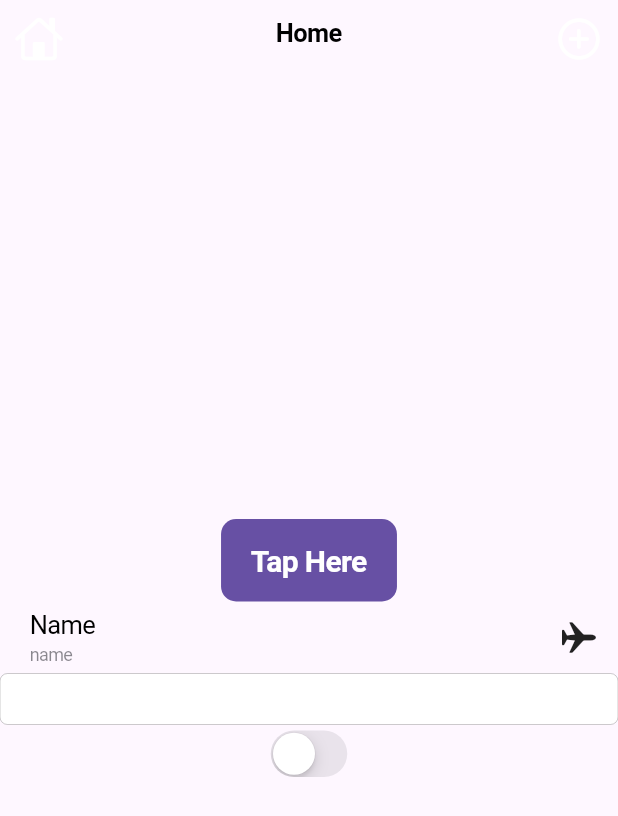
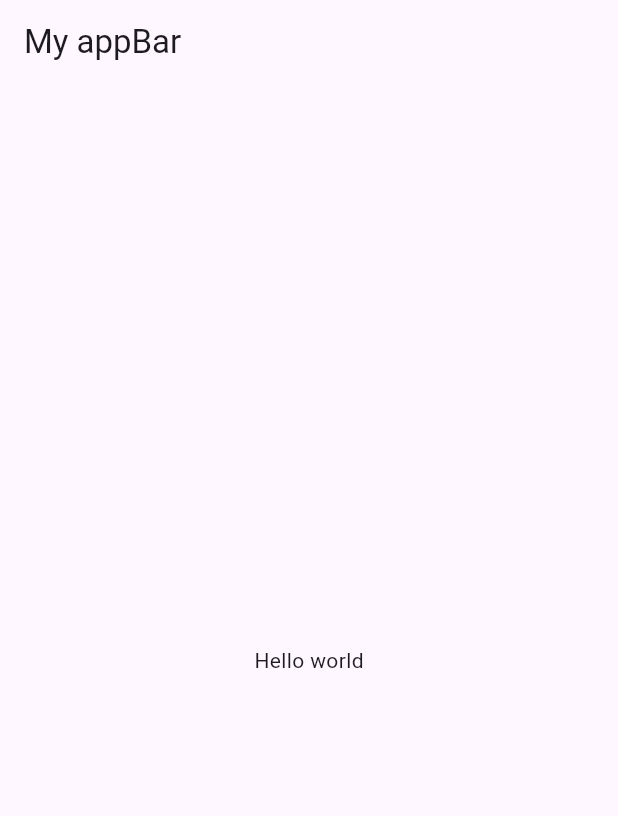
Before and after one commit to 07fahim/live_class_flutter, a Flutter app: the screen it shows after launch, on a phone screen of 412 x 824 dp. Shown: the top 816 px of the screen. Run offline on Flutter 3.47's test engine with Material 3 defaults, Android fonts, the phone set to English and light mode, and no system bars.

Commit message:
Cupertino Widget

```diff
--- a/lib/main.dart
+++ b/lib/main.dart
@@ -1,70 +1,95 @@
-import 'dart:io';
+import 'package:flutter/material.dart';
 
-import 'package:flutter/cupertino.dart';
-import 'package:flutter/material.dart';
-//import 'package:flutter/material.dart';
-
-void main() {
-  runApp(CupertinoExpApp());
+void main(){
+  runApp(const Myapp());
 }
 
-class CupertinoExpApp extends StatelessWidget {
-  const CupertinoExpApp({super.key});
+class Myapp extends StatelessWidget{
+  const Myapp({super.key});
 
   @override
   Widget build(BuildContext context) {
-    if(Platform.isIOS){
-    return const CupertinoApp(
+
+    return const MaterialApp(
+      debugShowCheckedModeBanner: false,
       home: Home(),
-      debugShowCheckedModeBanner: false,
-    );}
-    else{
-      return MaterialApp(
-        home: Home(),
-      );
-    }
+    );
+
   }
+
+
 }
 
-class Home extends StatelessWidget {
+class Home extends StatelessWidget{
   const Home({super.key});
 
   @override
   Widget build(BuildContext context) {
-    return CupertinoPageScaffold(
-        navigationBar: const CupertinoNavigationBar(
-          padding: EdgeInsetsDirectional.all(10),
-          middle: Text("Home"),
-          backgroundColor: CupertinoColors.link,
-          leading: Icon(
-            CupertinoIcons.home,
-            color: CupertinoColors.white,
-          ),
-          trailing: Icon(
-            CupertinoIcons.add_circled,
-            color: CupertinoColors.white,
-          ),
-        ),
-        child: Column(
-          mainAxisAlignment: MainAxisAlignment.center,
-          children: [
-            Center(
-                child: CupertinoButton.filled(
-              borderRadius: BorderRadius.circular(10),
-              child: const Text(
-                "Tap Here",
-                style: TextStyle(fontSize: 20, fontWeight: FontWeight.bold),
-              ),
-              onPressed: () {},
-            )),
-            CupertinoListTile(
-              title: Text("Name"),
-              subtitle: Text("name"),
-              trailing: Icon(CupertinoIcons.airplane),
-            ),
-            CupertinoTextField(),
-            CupertinoSwitch(value:false, onChanged:(value){})
-          ],
-        ));
+
+    Size screenSize =MediaQuery.of(context).size;
+
+    print(screenSize.width);
+    print(screenSize.height);
+    print(screenSize.aspectRatio);
+    print(screenSize.longestSide);
+    print(screenSize.shortestSide);
+    print(screenSize.flipped);
+
+
+    print(MediaQuery.of(context).size);
+    print(MediaQuery.of(context).orientation);
+
+
+
+    return Scaffold(
+      appBar: AppBar(
+        title: const Text("My appBar"),
+      ),
+      // body:Column(
+      //   mainAxisAlignment: MainAxisAlignment.center,
+      //   children: [
+      //     Wrap(
+      //       alignment: WrapAlignment.center,
+      //       crossAxisAlignment: WrapCrossAlignment.start,
+      //       spacing: 10,
+      //       runAlignment: WrapAlignment.start,
+      //       runSpacing: 10,
+      //
+      //       children: [
+      //         ElevatedButton(onPressed: (){}, child:Text("Button")),
+      //         ElevatedButton(onPressed: (){}, child:Text("Button")),
+      //         ElevatedButton(onPressed: (){}, child:Text("Button")),
+      //         ElevatedButton(onPressed: (){}, child:Text("Button")),
+      //         ElevatedButton(onPressed: (){}, child:Text("Button")),
+      //         ElevatedButton(onPressed: (){}, child:Text("Button")),
+      //         ElevatedButton(onPressed: (){}, child:Text("Button")),
+      //         ElevatedButton(onPressed: (){}, child:Text("Button")),
+      //         ElevatedButton(onPressed: (){}, child:Text("Button")),
+      //         ElevatedButton(onPressed: (){}, child:Text("Button")),
+      //         ElevatedButton(onPressed: (){}, child:Text("Button")),
+      //         ElevatedButton(onPressed: (){}, child:Text("Button")),
+      //         ElevatedButton(onPressed: (){}, child:Text("Button")),
+      //         ElevatedButton(onPressed: (){}, child:Text("Button")),
+      //         ElevatedButton(onPressed: (){}, child:Text("Button")),
+      //
+      //
+      //       ],
+      //     ),
+      //   ],
+      // ),
+      // body:LayoutBuilder(
+      //   builder: (BuildContext context, BoxConstraints constraints) {
+      //     return Center(child: Text("${constraints.maxHeight} ${constraints.maxWidth}"));
+      //   }
+      // ) ,
+      body: OrientationBuilder(builder: (context, orientation){
+        if(orientation == Orientation.portrait){
+          return Center(child: Text("Hello world"));
+        }else
+          return Center(child: Text("Hello another world"));
+      }),
+    );
+
   }
+
 }
```
